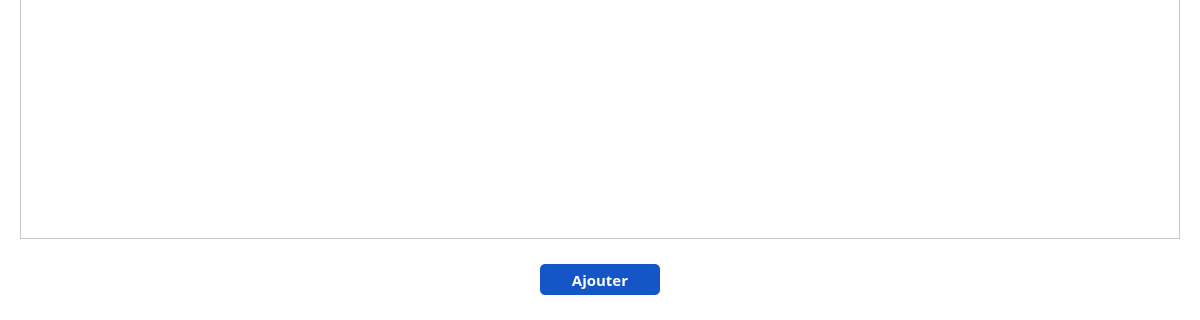
BiteKirby3/Treasurer, file treasurer/transactionview.ui: the form before one commit; both pictures show x 0 to 1200 and y 480 to 800 of the 1200 by 800 pixel window.
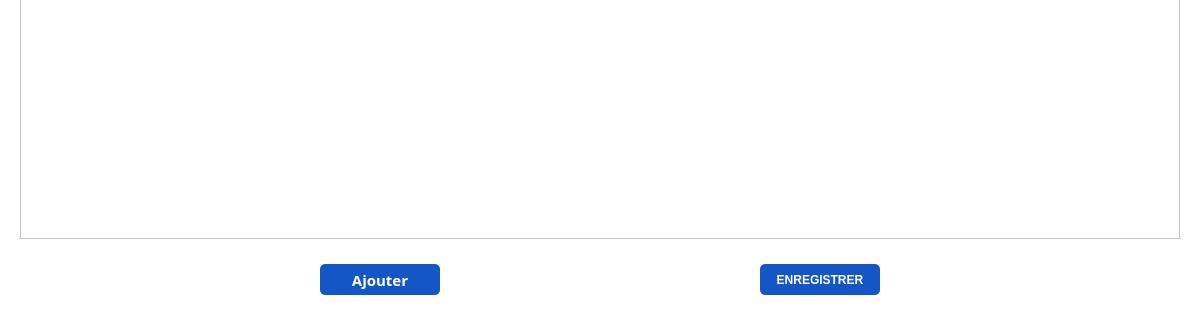
The form after the commit. Icons and pictures are not drawn.

Diff of the .ui file:
```diff
--- a/treasurer/transactionview.ui
+++ b/treasurer/transactionview.ui
@@ -499,19 +499,6 @@
               </property>
              </spacer>
             </item>
-            <item>
-             <spacer name="horizontalSpacer_8">
-              <property name="orientation">
-               <enum>Qt::Horizontal</enum>
-              </property>
-              <property name="sizeHint" stdset="0">
-               <size>
-                <width>40</width>
-                <height>20</height>
-               </size>
-              </property>
-             </spacer>
-            </item>
             <item>
              <widget class="QPushButton" name="ajouter_transaction_button">
               <property name="minimumSize">
@@ -561,6 +548,34 @@
               </property>
              </spacer>
             </item>
+            <item>
+             <widget class="QPushButton" name="save_button">
+              <property name="minimumSize">
+               <size>
+                <width>120</width>
+                <height>31</height>
+               </size>
+              </property>
+              <property name="maximumSize">
+               <size>
+                <width>120</width>
+                <height>31</height>
+               </size>
+              </property>
+              <property name="styleSheet">
+               <string notr="true">QPushButton{
+background : #1556C7;
+color : #FFFFFF;
+font-weight: bold;
+border-radius: 5px;
+border: none;
+}</string>
+              </property>
+              <property name="text">
+               <string>ENREGISTRER</string>
+              </property>
+             </widget>
+            </item>
             <item>
              <spacer name="horizontalSpacer_6">
               <property name="orientation">
```
Left out of the diff: 2 changed lines with no effect on the pictures.
